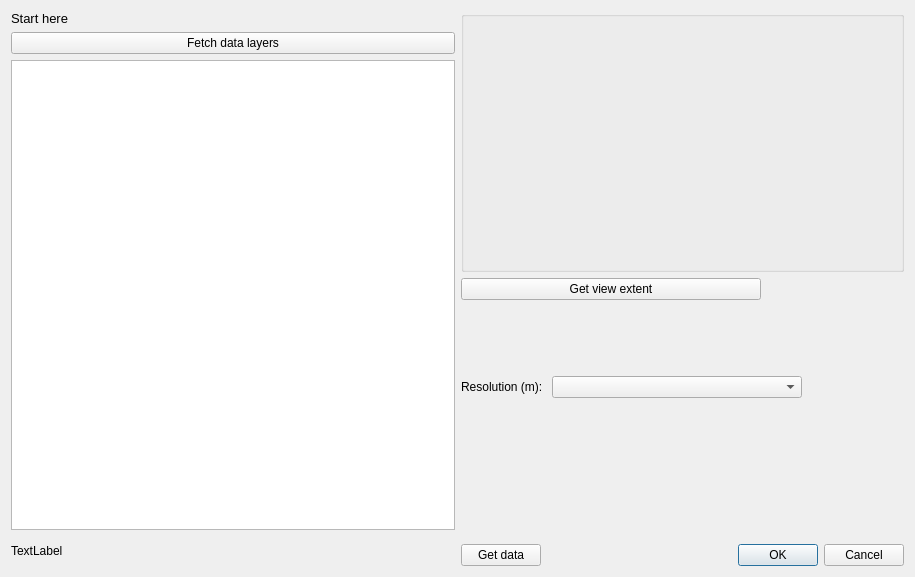
Before: the Qt Designer form geocubes_plugin_dialog_base.ui in geoportti/GeoCubes-Finland-QGIS-Plugin, drawn with Qt 5.
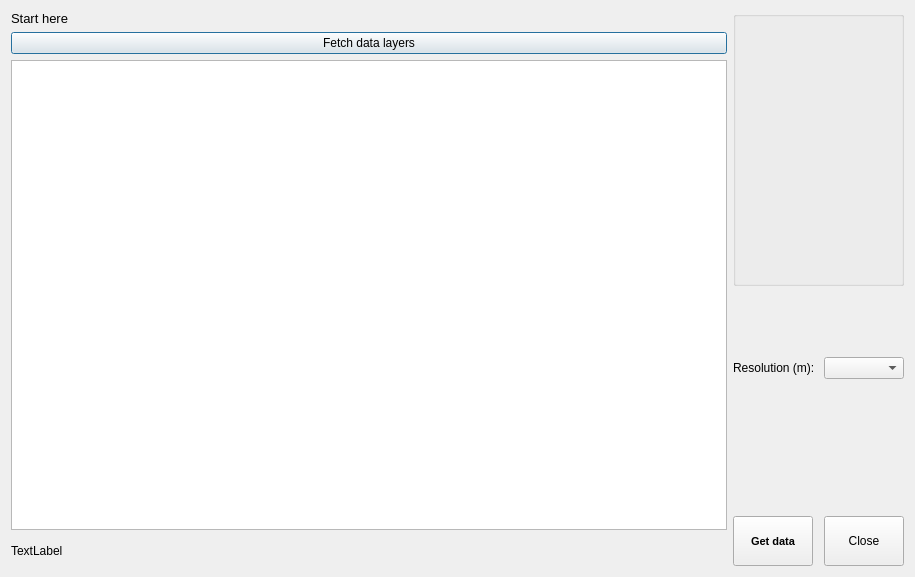
After: the same form once the commit is applied. Custom widgets are drawn as their Qt base class.

Commit message: Improvements on the UI: removed unncesessary elements and added an indicator when downloading datasets

What changed in the file:
```diff
--- a/geocubes_plugin_dialog_base.ui
+++ b/geocubes_plugin_dialog_base.ui
@@ -13,6 +13,9 @@
   <property name="windowTitle">
    <string>Geocubes_plugin</string>
   </property>
+  <property name="layoutDirection">
+   <enum>Qt::LeftToRight</enum>
+  </property>
   <layout class="QHBoxLayout" name="horizontalLayout">
    <item>
     <layout class="QVBoxLayout" name="verticalLayout">
@@ -99,19 +102,6 @@
        </property>
       </widget>
      </item>
-     <item>
-      <widget class="QPushButton" name="getMapLayerBbox">
-       <property name="maximumSize">
-        <size>
-         <width>300</width>
-         <height>16777215</height>
-        </size>
-       </property>
-       <property name="text">
-        <string>Get view extent</string>
-       </property>
-      </widget>
-     </item>
      <item>
       <layout class="QFormLayout" name="formLayout">
        <item row="2" column="1">
@@ -160,6 +150,35 @@
          </property>
         </spacer>
        </item>
+       <item row="5" column="1">
+        <spacer name="verticalSpacer_3">
+         <property name="orientation">
+          <enum>Qt::Vertical</enum>
+         </property>
+         <property name="sizeHint" stdset="0">
+          <size>
+           <width>20</width>
+           <height>40</height>
+          </size>
+         </property>
+        </spacer>
+       </item>
+       <item row="6" column="1">
+        <widget class="QPushButton" name="closeButton">
+         <property name="maximumSize">
+          <size>
+           <width>80</width>
+           <height>50</height>
+          </size>
+         </property>
+         <property name="layoutDirection">
+          <enum>Qt::RightToLeft</enum>
+         </property>
+         <property name="text">
+          <string>Close</string>
+         </property>
+        </widget>
+       </item>
        <item row="6" column="0">
         <widget class="QPushButton" name="getDataButton">
          <property name="sizePolicy">
@@ -168,40 +187,24 @@
            <verstretch>10</verstretch>
           </sizepolicy>
          </property>
+         <property name="maximumSize">
+          <size>
+           <width>800</width>
+           <height>16777215</height>
+          </size>
+         </property>
+         <property name="font">
+          <font>
+           <pointsize>8</pointsize>
+           <weight>75</weight>
+           <bold>true</bold>
+          </font>
+         </property>
          <property name="text">
           <string>Get data</string>
          </property>
         </widget>
        </item>
-       <item row="6" column="1">
-        <widget class="QDialogButtonBox" name="button_box">
-         <property name="sizePolicy">
-          <sizepolicy hsizetype="MinimumExpanding" vsizetype="Fixed">
-           <horstretch>0</horstretch>
-           <verstretch>0</verstretch>
-          </sizepolicy>
-         </property>
-         <property name="orientation">
-          <enum>Qt::Horizontal</enum>
-         </property>
-         <property name="standardButtons">
-          <set>QDialogButtonBox::Cancel|QDialogButtonBox::Ok</set>
-         </property>
-        </widget>
-       </item>
-       <item row="5" column="1">
-        <spacer name="verticalSpacer_3">
-         <property name="orientation">
-          <enum>Qt::Vertical</enum>
-         </property>
-         <property name="sizeHint" stdset="0">
-          <size>
-           <width>20</width>
-           <height>40</height>
-          </size>
-         </property>
-        </spacer>
-       </item>
       </layout>
      </item>
     </layout>
```
Left out of the diff: 28 changed lines with no effect on the pictures. The commit also changes 1 other file.
